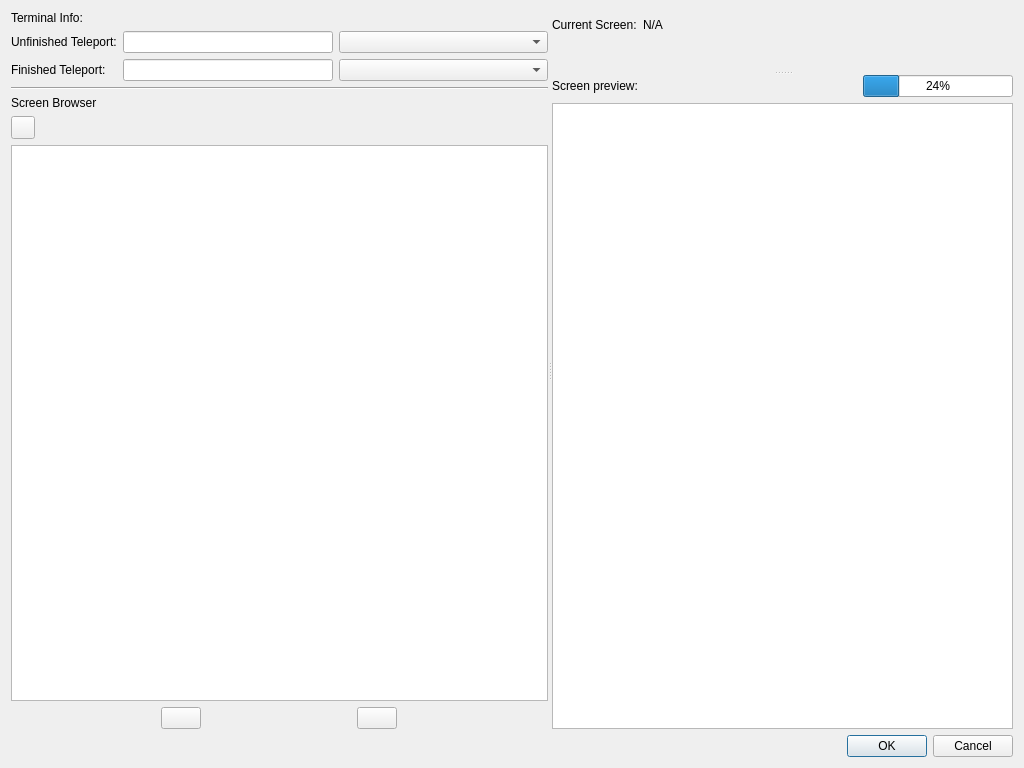
Old version of the form HuxQt/src/forms/TerminalEditorWindow.ui in the repository janos-ijgyarto/HuxQt.
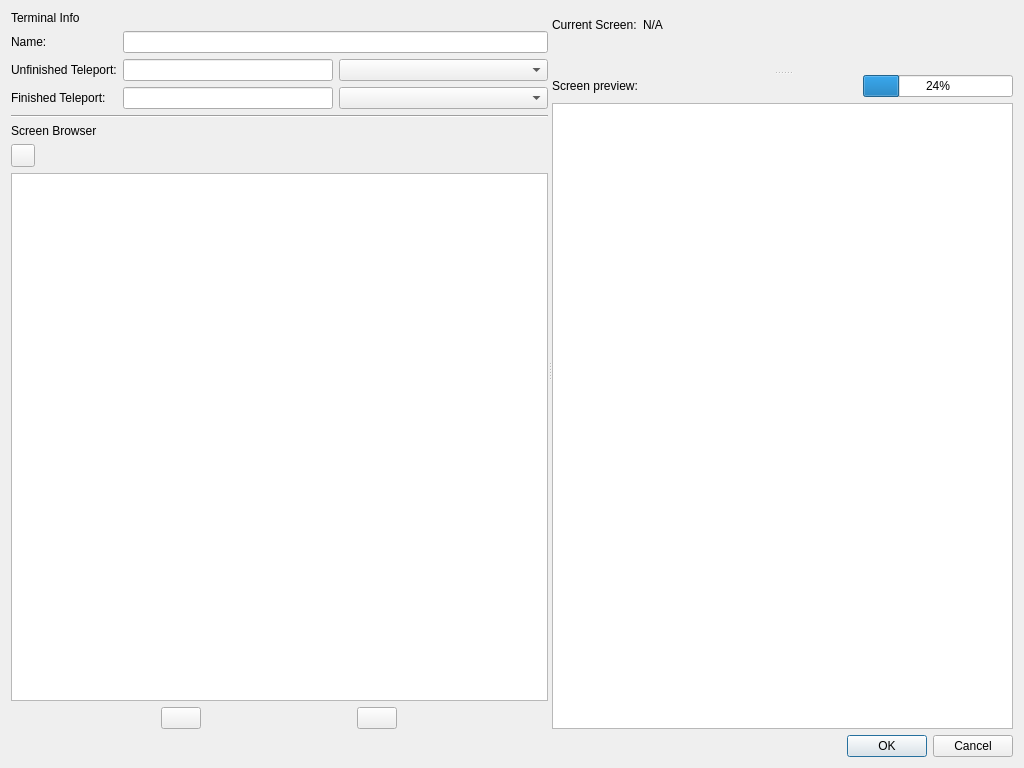
New version of the form. Custom widgets are drawn as their Qt base class.

Commit message: Custom Hux data: terminal names, UI tweaks - Added custom terminal names to the Hux-specific data format, allows users to name terminals for better organization (only saved in this format, not in the exported scripts) - Modified the relevant UI to display the terminal name (if available)

Patch:
```diff
--- a/HuxQt/src/forms/TerminalEditorWindow.ui
+++ b/HuxQt/src/forms/TerminalEditorWindow.ui
@@ -24,37 +24,47 @@
        <item>
         <widget class="QLabel" name="terminal_info_label">
          <property name="text">
-          <string>Terminal Info:</string>
+          <string>Terminal Info</string>
          </property>
         </widget>
        </item>
        <item>
-        <layout class="QGridLayout" name="terminal_info_grid" rowstretch="0,0" columnstretch="0,1,1">
-         <item row="0" column="0">
+        <layout class="QGridLayout" name="terminal_info_grid" rowstretch="0,0,0" columnstretch="0,1,1">
+         <item row="1" column="0">
           <widget class="QLabel" name="unfinished_teleport_label">
            <property name="text">
             <string>Unfinished Teleport:</string>
            </property>
           </widget>
          </item>
-         <item row="1" column="2">
+         <item row="2" column="2">
           <widget class="QComboBox" name="finished_teleport_type"/>
          </item>
          <item row="1" column="1">
-          <widget class="QLineEdit" name="finished_teleport_edit"/>
+          <widget class="QLineEdit" name="unfinished_teleport_edit"/>
          </item>
-         <item row="0" column="2">
+         <item row="1" column="2">
           <widget class="QComboBox" name="unfinished_teleport_type"/>
          </item>
-         <item row="1" column="0">
+         <item row="2" column="1">
+          <widget class="QLineEdit" name="finished_teleport_edit"/>
+         </item>
+         <item row="2" column="0">
           <widget class="QLabel" name="finished_teleport_label">
            <property name="text">
             <string>Finished Teleport:</string>
            </property>
           </widget>
          </item>
-         <item row="0" column="1">
-          <widget class="QLineEdit" name="unfinished_teleport_edit"/>
+         <item row="0" column="0">
+          <widget class="QLabel" name="name_label">
+           <property name="text">
+            <string>Name:</string>
+           </property>
+          </widget>
+         </item>
+         <item row="0" column="1" colspan="2">
+          <widget class="QLineEdit" name="name_edit"/>
          </item>
         </layout>
        </item>
```
The commit also changes 4 other files.
